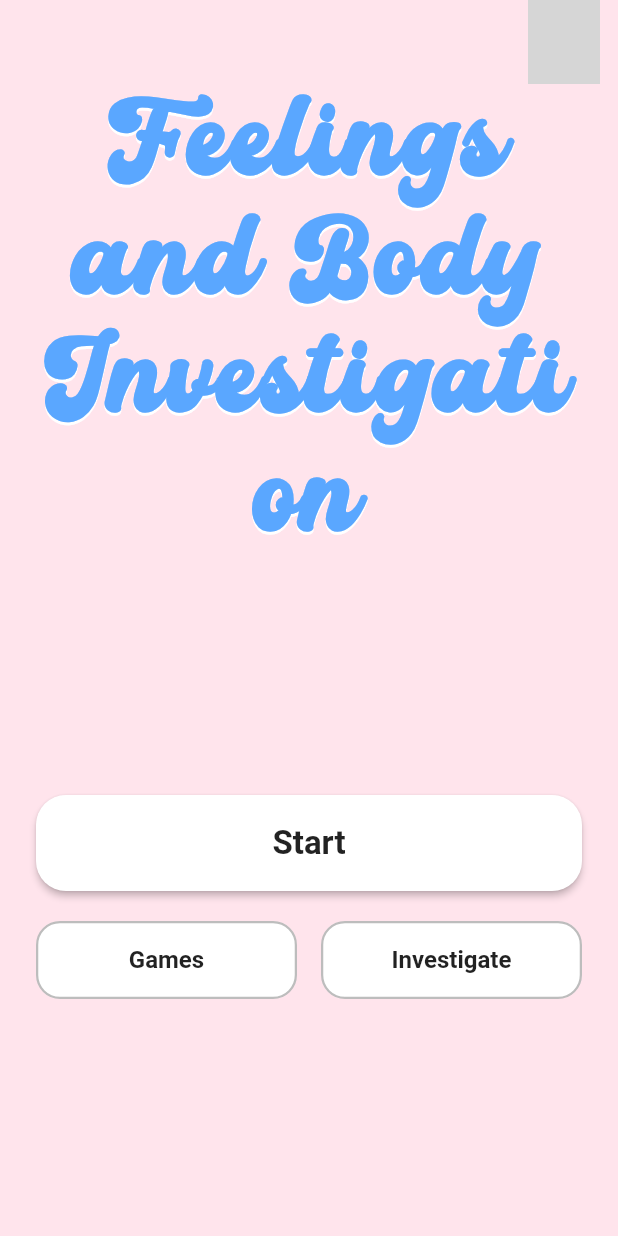
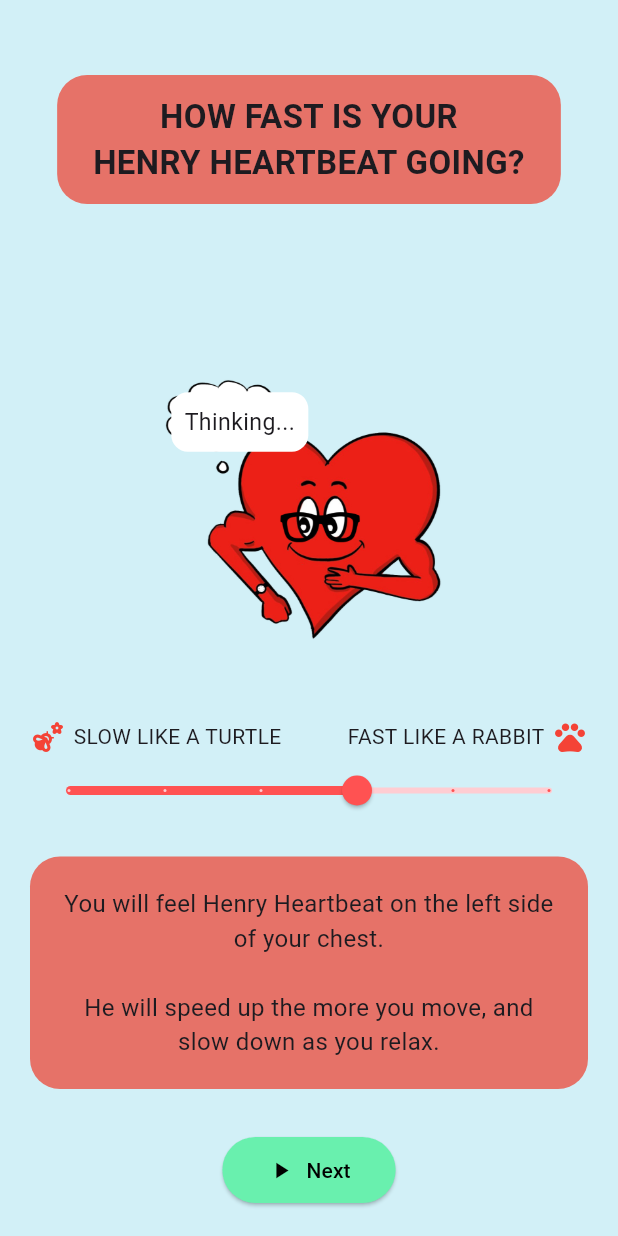
Before and after one commit to cynthiajma/fbiapp, a Flutter app: the screen it shows after launch, after a tap on "Investigate", on a phone screen of 412 x 824 dp. Run offline on Flutter 3.47's test engine with Material 3 defaults, Android fonts, the phone set to English and light mode, and no system bars; our stand-ins replace get; missing offline and left inert: fluttermoji; grey boxes are pictures that could not be loaded.

Commit message:
Revert "Merge branch 'revert-7bc52463' into 'main'"
This reverts merge request !7

```diff
--- /dev/null
+++ b/fbi_app/lib/heartbeat.dart
@@ -0,0 +1,172 @@
+import 'package:flutter/material.dart';
+
+class HeartbeatPage extends StatefulWidget {
+  const HeartbeatPage({super.key});
+
+  @override
+  State<HeartbeatPage> createState() => _HeartbeatPageState();
+}
+
+class _HeartbeatPageState extends State<HeartbeatPage>
+    with SingleTickerProviderStateMixin {
+  double _heartbeatSpeed = 0.5;
+  late AnimationController _controller;
+
+  @override
+  void initState() {
+    super.initState();
+
+    _controller = AnimationController(
+      vsync: this,
+      duration: const Duration(milliseconds: 1000),
+      lowerBound: 0.9,
+      upperBound: 1.1,
+    )..addListener(() {
+        setState(() {});
+      });
+
+    _controller.repeat(reverse: true);
+  }
+
+  @override
+  void dispose() {
+    _controller.dispose();
+    super.dispose();
+  }
+
+  void _updateSpeed(double value) {
+    setState(() {
+      _heartbeatSpeed = value;
+      final newDuration =
+          Duration(milliseconds: (1500 - (value * 1000)).toInt());
+      _controller.duration = newDuration;
+      _controller.repeat(reverse: true);
+    });
+  }
+
+  @override
+  Widget build(BuildContext context) {
+    return Scaffold(
+      backgroundColor: const Color(0xffd2f0f7),
+      body: SafeArea(
+        child: Padding(
+          padding: const EdgeInsets.all(20.0),
+          child: Column(
+            crossAxisAlignment: CrossAxisAlignment.center,
+            children: [
+              const SizedBox(height: 30),
+              Container(
+                padding:
+                    const EdgeInsets.symmetric(vertical: 12, horizontal: 24),
+                decoration: BoxDecoration(
+                  color: const Color(0xffe67268),
+                  borderRadius: BorderRadius.circular(20),
+                ),
+                child: const Text(
+                  'HOW FAST IS YOUR\nHENRY HEARTBEAT GOING?',
+                  textAlign: TextAlign.center,
+                  style: TextStyle(
+                    fontSize: 22,
+                    fontWeight: FontWeight.bold,
+                  ),
+                ),
+              ),
+              const SizedBox(height: 40),
+              Expanded(
+                child: Center(
+                  child: AnimatedScale(
+                    scale: _controller.value,
+                    duration: const Duration(milliseconds: 100),
+                    child: Stack(
+                      alignment: Alignment.center,
+                      children: [
+                        Image.asset(
+                          'data/characters/heart.png',
+                          height: 200,
+                        ),
+                        Positioned(
+                          top: 40,
+                          left: 20,
+                          child: Container(
+                            padding: const EdgeInsets.all(8),
+                            decoration: BoxDecoration(
+                              color: Colors.white,
+                              borderRadius: BorderRadius.circular(10),
+                            ),
+                            child: const Text(
+                              'Thinking...',
+                              style: TextStyle(fontSize: 14),
+                            ),
+                          ),
+                        ),
+                      ],
+                    ),
+                  ),
+                ),
+              ),
+              Row(
+                mainAxisAlignment: MainAxisAlignment.spaceBetween,
+                children: const [
+                  Row(
+                    children: [
+                      Icon(Icons.emoji_nature_rounded, color: Colors.red),
+                      SizedBox(width: 5),
+                      Text('SLOW LIKE A TURTLE'),
+                    ],
+                  ),
+                  Row(
+                    children: [
+                      Text('FAST LIKE A RABBIT'),
+                      SizedBox(width: 5),
+                      Icon(Icons.pets_rounded, color: Colors.red),
+                    ],
+                  ),
+                ],
+              ),
+              Slider(
+                value: _heartbeatSpeed,
+                onChanged: _updateSpeed,
+                min: 0,
+                max: 1,
+                divisions: 5,
+                activeColor: Colors.redAccent,
+                inactiveColor: Colors.red[100],
+              ),
+              const SizedBox(height: 20),
+              Container(
+                padding: const EdgeInsets.all(20),
+                decoration: BoxDecoration(
+                  color: const Color(0xffe67268),
+                  borderRadius: BorderRadius.circular(20),
+                ),
+                child: const Text(
+                  'You will feel Henry Heartbeat on the left side of your chest.\n\n'
+                  'He will speed up the more you move, and slow down as you relax.',
+                  textAlign: TextAlign.center,
+                  style: TextStyle(fontSize: 16),
+                ),
+              ),
+              const SizedBox(height: 30),
+              ElevatedButton.icon(
+                onPressed: () {
+                  // TODO: add navigation later
+                },
+                icon: const Icon(Icons.play_arrow),
+                label: const Text('Next'),
+                style: ElevatedButton.styleFrom(
+                  backgroundColor: Colors.greenAccent,
+                  foregroundColor: Colors.black,
+                  shape: RoundedRectangleBorder(
+                    borderRadius: BorderRadius.circular(30),
+                  ),
+                  padding:
+                      const EdgeInsets.symmetric(horizontal: 30, vertical: 12),
+                ),
+              ),
+            ],
+          ),
+        ),
+      ),
+    );
+  }
+}
--- a/fbi_app/lib/home.dart
+++ b/fbi_app/lib/home.dart
@@ -2,6 +2,7 @@ import 'package:flutter/material.dart';
 import 'package:get/get.dart';
 import 'package:fluttermoji/fluttermoji.dart';
 import 'character_library.dart';
+import 'heartbeat.dart';
 
 class HomePage extends StatelessWidget {
   const HomePage({super.key});
@@ -108,7 +109,11 @@ class HomePage extends StatelessWidget {
                                   ),
                                   textStyle: const TextStyle(fontSize: 16, fontWeight: FontWeight.w700),
                                 ),
-                                onPressed: () {},
+                                onPressed: () {
+                                  Navigator.of(context).push(
+                                    MaterialPageRoute(builder: (_) => const HeartbeatPage()),
+                                   );
+                                },
                                 child: const Text('Investigate'),
                               ),
                             ),
--- a/fbi_app/lib/main.dart
+++ b/fbi_app/lib/main.dart
@@ -3,6 +3,7 @@ import 'package:get/get.dart';
 import 'package:fluttermoji/fluttermoji.dart';
 import 'character_library.dart';
 import 'home.dart';
+import 'heartbeat.dart';
 
 void main() {
   runApp(const MyApp());
--- a/fbi_app/pubspec.yaml
+++ b/fbi_app/pubspec.yaml
@@ -64,6 +64,7 @@ flutter:
   assets:
     - data/characters/
 
+
   fonts:
     - family: Scripto
       fonts:
```
Also changed, not shown: fbi_app/data/Icons/Bunny.jpg (added), fbi_app/data/Icons/Turtle.png (added), fbi_app/data/characters/heart.png (added).
